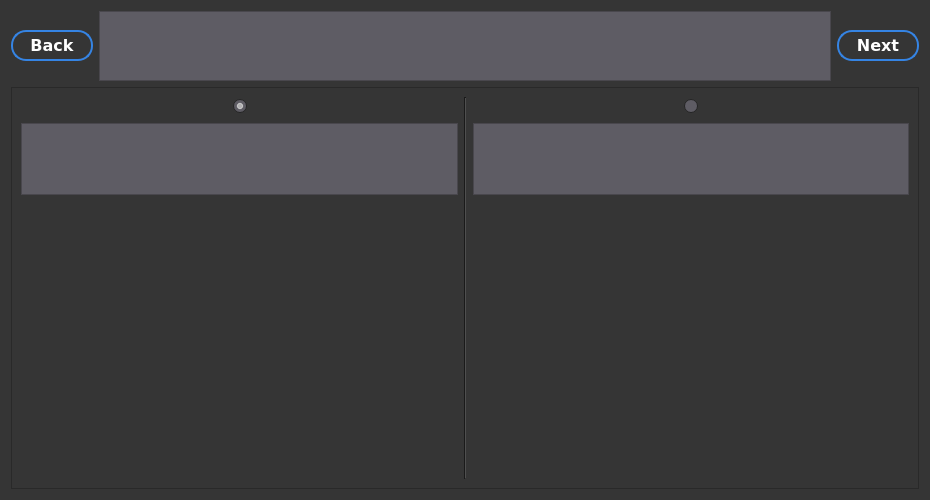
Above: application/ui/qt_generated/dark/dark_determinant.ui from Yarosvet/Bionic before the change. Below: the same form after it.
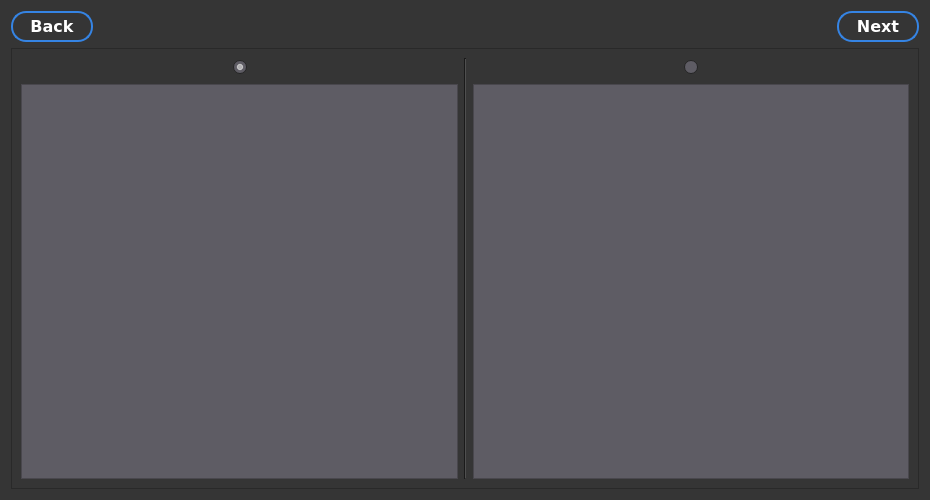
That is the form after the change. Icons and pictures are not drawn.

```diff
--- a/application/ui/qt_generated/dark/dark_determinant.ui
+++ b/application/ui/qt_generated/dark/dark_determinant.ui
@@ -496,21 +496,17 @@
       </widget>
      </item>
      <item>
-      <widget class="QTextBrowser" name="text_field">
-       <property name="sizePolicy">
-        <sizepolicy hsizetype="Expanding" vsizetype="Maximum">
-         <horstretch>0</horstretch>
-         <verstretch>0</verstretch>
-        </sizepolicy>
+      <spacer name="horizontalSpacer_5">
+       <property name="orientation">
+        <enum>Qt::Horizontal</enum>
        </property>
-       <property name="styleSheet">
-        <string notr="true">color: rgb(246, 245, 244);
-background-color: rgb(94, 92, 100);</string>
+       <property name="sizeHint" stdset="0">
+        <size>
+         <width>40</width>
+         <height>20</height>
+        </size>
        </property>
-       <property name="sizeAdjustPolicy">
-        <enum>QAbstractScrollArea::AdjustIgnored</enum>
-       </property>
-      </widget>
+      </spacer>
      </item>
      <item>
       <widget class="QPushButton" name="next_button">
@@ -558,8 +554,8 @@
        <rect>
         <x>0</x>
         <y>0</y>
-        <width>914</width>
-        <height>406</height>
+        <width>910</width>
+        <height>441</height>
        </rect>
       </property>
       <layout class="QHBoxLayout" name="horizontalLayout_2">
@@ -614,7 +610,7 @@
          <item>
           <widget class="QTextBrowser" name="caption_a">
            <property name="sizePolicy">
-            <sizepolicy hsizetype="Expanding" vsizetype="Maximum">
+            <sizepolicy hsizetype="Expanding" vsizetype="Expanding">
              <horstretch>0</horstretch>
              <verstretch>0</verstretch>
             </sizepolicy>
@@ -628,25 +624,6 @@
            </property>
           </widget>
          </item>
-         <item>
-          <widget class="QLabel" name="pic_a">
-           <property name="sizePolicy">
-            <sizepolicy hsizetype="Minimum" vsizetype="MinimumExpanding">
-             <horstretch>0</horstretch>
-             <verstretch>0</verstretch>
-            </sizepolicy>
-           </property>
-           <property name="text">
-            <string/>
-           </property>
-           <property name="scaledContents">
-            <bool>false</bool>
-           </property>
-           <property name="alignment">
-            <set>Qt::AlignCenter</set>
-           </property>
-          </widget>
-         </item>
         </layout>
        </item>
        <item>
@@ -704,7 +681,7 @@
          <item>
           <widget class="QTextBrowser" name="caption_b">
            <property name="sizePolicy">
-            <sizepolicy hsizetype="Expanding" vsizetype="Maximum">
+            <sizepolicy hsizetype="Expanding" vsizetype="Expanding">
              <horstretch>0</horstretch>
              <verstretch>0</verstretch>
             </sizepolicy>
@@ -718,25 +695,6 @@
            </property>
           </widget>
          </item>
-         <item>
-          <widget class="QLabel" name="pic_b">
-           <property name="sizePolicy">
-            <sizepolicy hsizetype="Minimum" vsizetype="MinimumExpanding">
-             <horstretch>0</horstretch>
-             <verstretch>0</verstretch>
-            </sizepolicy>
-           </property>
-           <property name="text">
-            <string/>
-           </property>
-           <property name="scaledContents">
-            <bool>false</bool>
-           </property>
-           <property name="alignment">
-            <set>Qt::AlignCenter</set>
-           </property>
-          </widget>
-         </item>
         </layout>
        </item>
       </layout>
```
